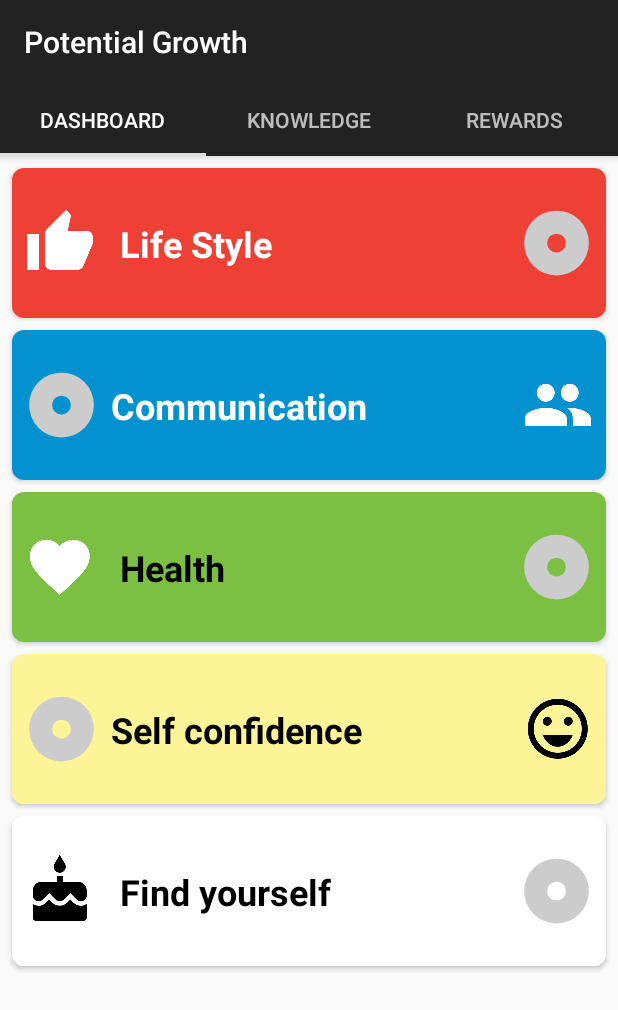
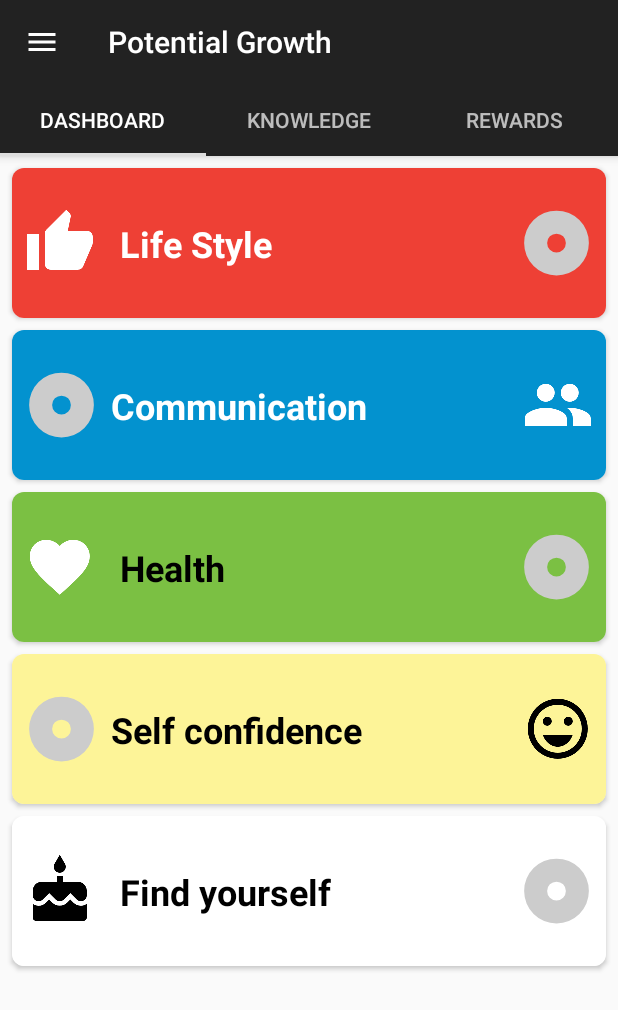
Before and after one commit to alexandre7777/develop-our-potential, an Android app: the screen it shows after launch (HomeActivity), on a phone screen of 412 x 824 dp. Shown: the top 1010 px of the screen. Run offline under Robolectric (Android 15) with nearby library versions, the phone set to English and light mode, and no system bars; our stand-ins replace Room's generated code; libraries missing offline, so code that uses them is left out: android.arch.persistence, com.facebook.stetho; 1 statement that could not run was skipped.

Commit message:
add drawer with items TODO navigation

```diff
--- a/app/src/main/java/com/alexandre/potentialgrowth/ui/home/HomeActivity.kt
+++ b/app/src/main/java/com/alexandre/potentialgrowth/ui/home/HomeActivity.kt
@@ -1,6 +1,7 @@
 package com.alexandre.potentialgrowth.ui.home
 
 import android.os.Bundle
+import android.support.design.widget.NavigationView
 import android.support.v4.app.Fragment
 import android.support.v7.app.AppCompatActivity
 import com.alexandre.potentialgrowth.R
@@ -8,6 +9,12 @@ import kotlinx.android.synthetic.main.activity_home.*
 import android.support.v4.view.ViewPager
 import android.support.v4.app.FragmentPagerAdapter
 import android.support.v4.app.FragmentManager
+import android.support.v4.view.GravityCompat
+import android.support.v4.widget.DrawerLayout
+import android.support.v7.app.ActionBar
+import android.util.Log
+import android.view.MenuItem
+import android.view.View
 import com.alexandre.potentialgrowth.ui.home.dashboard.DashBoardFragment
 import com.alexandre.potentialgrowth.ui.home.knowledge.KnowledgeFragment
 import com.alexandre.potentialgrowth.ui.home.reward.RewardFragment
@@ -22,11 +29,33 @@ class HomeActivity : AppCompatActivity() {
 
         setSupportActionBar(toolbar)
 
-        supportActionBar?.setDisplayHomeAsUpEnabled(false)
-
         setupViewPager(viewPager);
 
         tabs.setupWithViewPager(viewPager);
+
+        setupDrawer()
+    }
+
+    private fun setupDrawer() {
+
+        val navigationView: NavigationView = findViewById(R.id.nav_view)
+        navigationView.setNavigationItemSelectedListener { menuItem ->
+            // set item as selected to persist highlight
+            menuItem.isChecked = true
+            // close drawer when item is tapped
+            drawerLayout.closeDrawers()
+
+            // Add code here to update the UI based on the item selected
+            // For example, swap UI fragments here
+
+            true
+        }
+
+        val actionbar: ActionBar? = supportActionBar
+        actionbar?.apply {
+            setDisplayHomeAsUpEnabled(true)
+            setHomeAsUpIndicator(R.drawable.ic_menu)
+        }
     }
 
     private fun setupViewPager(viewPager: ViewPager) {
@@ -58,4 +87,14 @@ class HomeActivity : AppCompatActivity() {
             return mFragmentTitleList.get(position)
         }
     }
+
+    override fun onOptionsItemSelected(item: MenuItem): Boolean {
+        return when (item.itemId) {
+            android.R.id.home -> {
+                drawerLayout.openDrawer(GravityCompat.START)
+                true
+            }
+            else -> super.onOptionsItemSelected(item)
+        }
+    }
 }
--- /dev/null
+++ b/app/src/main/res/drawable/ic_copyright.xml
@@ -0,0 +1,9 @@
+<vector xmlns:android="http://schemas.android.com/apk/res/android"
+        android:width="24dp"
+        android:height="24dp"
+        android:viewportWidth="24.0"
+        android:viewportHeight="24.0">
+    <path
+        android:fillColor="#FF000000"
+        android:pathData="M10.08,10.86c0.05,-0.33 0.16,-0.62 0.3,-0.87s0.34,-0.46 0.59,-0.62c0.24,-0.15 0.54,-0.22 0.91,-0.23 0.23,0.01 0.44,0.05 0.63,0.13 0.2,0.09 0.38,0.21 0.52,0.36s0.25,0.33 0.34,0.53 0.13,0.42 0.14,0.64h1.79c-0.02,-0.47 -0.11,-0.9 -0.28,-1.29s-0.4,-0.73 -0.7,-1.01 -0.66,-0.5 -1.08,-0.66 -0.88,-0.23 -1.39,-0.23c-0.65,0 -1.22,0.11 -1.7,0.34s-0.88,0.53 -1.2,0.92 -0.56,0.84 -0.71,1.36S8,11.29 8,11.87v0.27c0,0.58 0.08,1.12 0.23,1.64s0.39,0.97 0.71,1.35 0.72,0.69 1.2,0.91 1.05,0.34 1.7,0.34c0.47,0 0.91,-0.08 1.32,-0.23s0.77,-0.36 1.08,-0.63 0.56,-0.58 0.74,-0.94 0.29,-0.74 0.3,-1.15h-1.79c-0.01,0.21 -0.06,0.4 -0.15,0.58s-0.21,0.33 -0.36,0.46 -0.32,0.23 -0.52,0.3c-0.19,0.07 -0.39,0.09 -0.6,0.1 -0.36,-0.01 -0.66,-0.08 -0.89,-0.23 -0.25,-0.16 -0.45,-0.37 -0.59,-0.62s-0.25,-0.55 -0.3,-0.88 -0.08,-0.67 -0.08,-1v-0.27c0,-0.35 0.03,-0.68 0.08,-1.01zM12,2C6.48,2 2,6.48 2,12s4.48,10 10,10 10,-4.48 10,-10S17.52,2 12,2zM12,20c-4.41,0 -8,-3.59 -8,-8s3.59,-8 8,-8 8,3.59 8,8 -3.59,8 -8,8z"/>
+</vector>
--- /dev/null
+++ b/app/src/main/res/drawable/ic_edit.xml
@@ -0,0 +1,9 @@
+<vector xmlns:android="http://schemas.android.com/apk/res/android"
+        android:width="24dp"
+        android:height="24dp"
+        android:viewportWidth="24.0"
+        android:viewportHeight="24.0">
+    <path
+        android:fillColor="#FF000000"
+        android:pathData="M3,17.25V21h3.75L17.81,9.94l-3.75,-3.75L3,17.25zM20.71,7.04c0.39,-0.39 0.39,-1.02 0,-1.41l-2.34,-2.34c-0.39,-0.39 -1.02,-0.39 -1.41,0l-1.83,1.83 3.75,3.75 1.83,-1.83z"/>
+</vector>
--- /dev/null
+++ b/app/src/main/res/drawable/ic_favorite.xml
@@ -0,0 +1,9 @@
+<vector xmlns:android="http://schemas.android.com/apk/res/android"
+        android:width="24dp"
+        android:height="24dp"
+        android:viewportWidth="24.0"
+        android:viewportHeight="24.0">
+    <path
+        android:fillColor="#FF000000"
+        android:pathData="M12,21.35l-1.45,-1.32C5.4,15.36 2,12.28 2,8.5 2,5.42 4.42,3 7.5,3c1.74,0 3.41,0.81 4.5,2.09C13.09,3.81 14.76,3 16.5,3 19.58,3 22,5.42 22,8.5c0,3.78 -3.4,6.86 -8.55,11.54L12,21.35z"/>
+</vector>
--- /dev/null
+++ b/app/src/main/res/drawable/ic_info.xml
@@ -0,0 +1,9 @@
+<vector xmlns:android="http://schemas.android.com/apk/res/android"
+        android:width="24dp"
+        android:height="24dp"
+        android:viewportWidth="24.0"
+        android:viewportHeight="24.0">
+    <path
+        android:fillColor="#FF000000"
+        android:pathData="M11,17h2v-6h-2v6zM12,2C6.48,2 2,6.48 2,12s4.48,10 10,10 10,-4.48 10,-10S17.52,2 12,2zM12,20c-4.41,0 -8,-3.59 -8,-8s3.59,-8 8,-8 8,3.59 8,8 -3.59,8 -8,8zM11,9h2L13,7h-2v2z"/>
+</vector>
--- /dev/null
+++ b/app/src/main/res/drawable/ic_menu.xml
@@ -0,0 +1,5 @@
+<vector android:height="24dp" android:tint="#FFFFFF"
+    android:viewportHeight="24.0" android:viewportWidth="24.0"
+    android:width="24dp" xmlns:android="http://schemas.android.com/apk/res/android">
+    <path android:fillColor="#FF000000" android:pathData="M3,18h18v-2L3,16v2zM3,13h18v-2L3,11v2zM3,6v2h18L21,6L3,6z"/>
+</vector>
--- a/app/src/main/res/layout/activity_home.xml
+++ b/app/src/main/res/layout/activity_home.xml
@@ -1,7 +1,12 @@
 <?xml version="1.0" encoding="utf-8"?>
+<android.support.v4.widget.DrawerLayout xmlns:android="http://schemas.android.com/apk/res/android"
+    xmlns:app="http://schemas.android.com/apk/res-auto"
+    android:id="@+id/drawerLayout"
+    android:layout_width="match_parent"
+    android:layout_height="match_parent"
+    android:fitsSystemWindows="true">
+
     <android.support.constraint.ConstraintLayout
-    xmlns:android="http://schemas.android.com/apk/res/android"
-    xmlns:app="http://schemas.android.com/apk/res-auto"
         android:layout_width="match_parent"
         android:layout_height="match_parent">
 
@@ -36,3 +41,14 @@
             app:layout_constraintTop_toBottomOf="@+id/appBarLayout" />
 
     </android.support.constraint.ConstraintLayout>
+
+    <android.support.design.widget.NavigationView
+        android:id="@+id/nav_view"
+        android:layout_width="wrap_content"
+        android:layout_height="match_parent"
+        android:layout_gravity="start"
+        android:fitsSystemWindows="true"
+        app:menu="@menu/drawer_view"
+        app:headerLayout="@layout/nav_header"/>
+
+</android.support.v4.widget.DrawerLayout>
--- /dev/null
+++ b/app/src/main/res/layout/nav_header.xml
@@ -0,0 +1,17 @@
+<?xml version="1.0" encoding="utf-8"?>
+<LinearLayout xmlns:android="http://schemas.android.com/apk/res/android"
+    android:layout_width="match_parent"
+    android:layout_height="192dp"
+    android:background="@color/colorPrimary"
+    android:padding="16dp"
+    android:theme="@style/ThemeOverlay.AppCompat.Dark"
+    android:orientation="vertical"
+    android:gravity="bottom">
+
+    <TextView
+        android:layout_width="match_parent"
+        android:layout_height="wrap_content"
+        android:text="@string/app_name"
+        android:textAppearance="@style/TextAppearance.AppCompat.Body1"/>
+
+</LinearLayout>
--- /dev/null
+++ b/app/src/main/res/menu/drawer_view.xml
@@ -0,0 +1,21 @@
+<?xml version="1.0" encoding="utf-8"?>
+<menu xmlns:android="http://schemas.android.com/apk/res/android">
+    <group android:checkableBehavior="single">
+        <item
+            android:id="@+id/nav_instruction"
+            android:icon="@drawable/ic_info"
+            android:title="@string/instruction" />
+        <item
+            android:id="@+id/nav_your_dairy"
+            android:icon="@drawable/ic_edit"
+            android:title="@string/your_dairy" />
+        <item
+            android:id="@+id/nav_favorites"
+            android:icon="@drawable/ic_favorite"
+            android:title="@string/favorites" />
+        <item
+            android:id="@+id/nav_licence"
+            android:icon="@drawable/ic_copyright"
+            android:title="@string/licence" />
+    </group>
+</menu>
--- a/app/src/main/res/values/strings.xml
+++ b/app/src/main/res/values/strings.xml
@@ -18,4 +18,8 @@
     <string name="thumb_up">thumb up</string>
     <string name="explanation">Work every week on your %1$s skill and your progression for the last 7 days will be displayed !</string>
     <string name="done">Done</string>
+    <string name="instruction">Instruction</string>
+    <string name="licence">Licence</string>
+    <string name="your_dairy">Your dairy</string>
+    <string name="favorites">Favorites</string>
 </resources>
```
Lines whose indentation alone changed are shown as unchanged.
